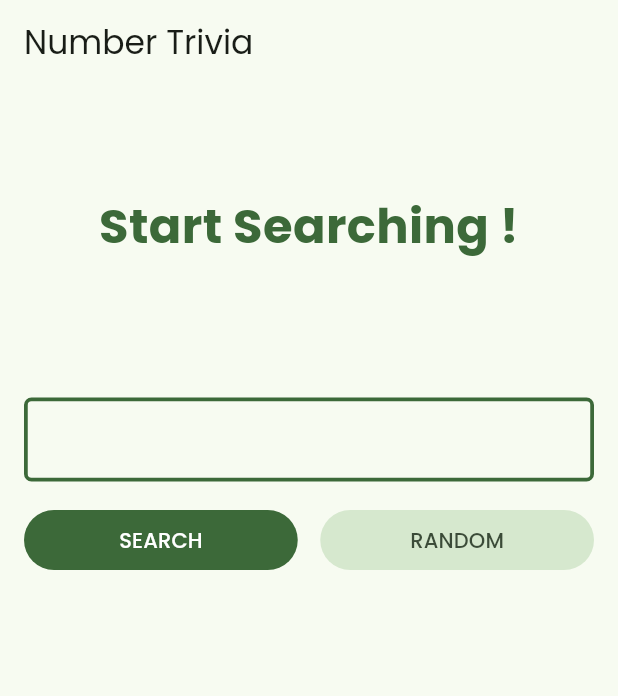
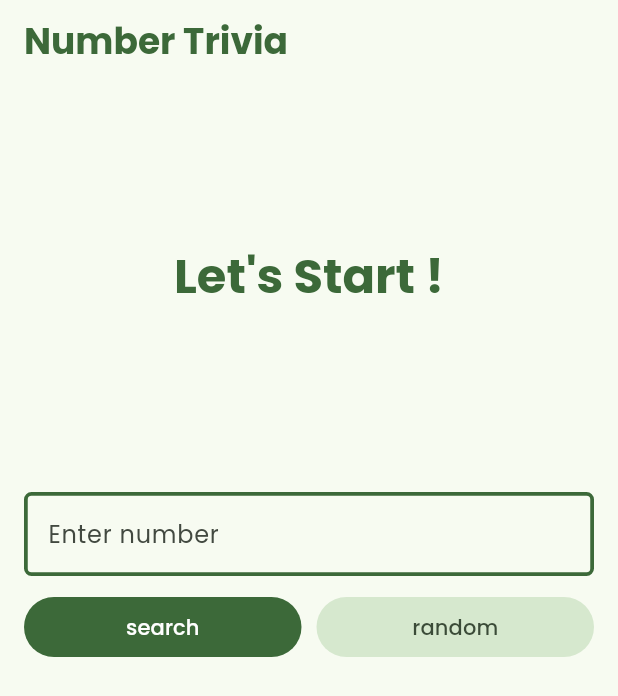
Before and after one commit to AbdulrahmanAlkhawwam/Number-trivia, a Flutter app: the screen it shows after launch, on a phone screen of 412 x 824 dp. Shown: the top 696 px of the screen. Run offline on Flutter 3.47's test engine with Material 3 defaults, Android fonts, the phone set to English and light mode, and no system bars; our stand-ins replace dartz, equatable, flutter_bloc, get_it, google_fonts, shared_preferences; missing offline and left inert: data_connection_checker_nulls.

Commit message:
add responsive for content_screen.dart which was renamed from loaded_screen.dart to content_screen.dart

```diff
--- /dev/null
+++ b/lib/core/component/buttons/search_text_button.dart
@@ -0,0 +1,18 @@
+import 'package:flutter/material.dart';
+
+class SearchTextButton extends StatelessWidget {
+  final Function() onPressed;
+
+  const SearchTextButton({
+    super.key,
+    required this.onPressed,
+  });
+
+  @override
+  Widget build(BuildContext context) {
+    return FilledButton(
+      onPressed: onPressed,
+      child: const Text("search"),
+    );
+  }
+}
--- /dev/null
+++ b/lib/core/component/input_field.dart
@@ -0,0 +1,65 @@
+import 'package:flutter/material.dart';
+import 'package:number_trivia/core/util/app_context.dart';
+
+class InputField extends StatelessWidget {
+  final TextEditingController controller;
+
+  const InputField({
+    super.key,
+    required this.controller,
+  });
+
+  @override
+  Widget build(BuildContext context) {
+    return SizedBox(
+      width:
+          context.deviceMode == Orientation.landscape ? 450 : double.infinity,
+      child: TextFormField(
+        controller: controller,
+        keyboardType: TextInputType.number,
+        validator: (value) => value == null ||
+                value.isEmpty ||
+                double.tryParse(value) == null ||
+                double.parse(value) <= 0
+            ? "You must add positive number"
+            : null,
+        decoration: InputDecoration(
+          hintText: "Enter number",
+          helperStyle: context.textTheme.titleLarge?.copyWith(
+            fontWeight: FontWeight.normal,
+            fontSize: 18,
+            color: context.colors.outlineVariant.withOpacity(0.25),
+          ),
+          enabledBorder: OutlineInputBorder(
+            borderRadius: BorderRadius.circular(5),
+            borderSide: BorderSide(
+              color: Theme.of(context).colorScheme.primary,
+              width: 2.5,
+            ),
+          ),
+          focusedBorder: OutlineInputBorder(
+            borderRadius: BorderRadius.circular(5),
+            borderSide: BorderSide(
+              color: Theme.of(context).colorScheme.inversePrimary,
+              width: 2.5,
+            ),
+          ),
+          focusedErrorBorder: OutlineInputBorder(
+            borderRadius: BorderRadius.circular(5),
+            borderSide: BorderSide(
+              color: Theme.of(context).colorScheme.errorContainer,
+              width: 2.5,
+            ),
+          ),
+          errorBorder: OutlineInputBorder(
+            borderRadius: BorderRadius.circular(5),
+            borderSide: BorderSide(
+              color: Theme.of(context).colorScheme.error,
+              width: 2.5,
+            ),
+          ),
+        ),
+      ),
+    );
+  }
+}
--- /dev/null
+++ b/lib/features/number_trivia/presentation/screens/content_screen.dart
@@ -0,0 +1,147 @@
+import 'package:flutter/material.dart';
+import 'package:number_trivia/core/component/buttons/search_icon_button.dart';
+import 'package:number_trivia/core/component/buttons/search_text_button.dart';
+import 'package:number_trivia/core/component/input_field.dart';
+import 'package:number_trivia/core/util/app_context.dart';
+import 'package:number_trivia/features/number_trivia/domain/entities/number_trivia.dart';
+
+import '../widgets/text_widget.dart';
+
+class LoadedScreen extends StatelessWidget {
+  final NumberTrivia? numberTrivia;
+
+  const LoadedScreen({
+    super.key,
+    this.numberTrivia,
+  });
+
+  @override
+  Widget build(BuildContext context) {
+    TextEditingController controller = TextEditingController();
+    return Scaffold(
+      appBar: AppBar(
+        title: context.deviceMode == Orientation.portrait
+            ? Text(
+                "Number Trivia",
+                style: context.textTheme.headlineSmall?.copyWith(
+                  fontWeight: FontWeight.w700,
+                  color: context.colors.primary,
+                ),
+              )
+            : Text(
+                numberTrivia?.number.toString() ?? "NumberTrivia",
+                style: context.textTheme.headlineLarge?.copyWith(
+                  fontWeight: FontWeight.w700,
+                  color: context.colors.primary,
+                ),
+              ),
+        actions: context.deviceMode == Orientation.portrait
+            ? [
+                Padding(
+                  padding: const EdgeInsets.symmetric(horizontal: 12),
+                  child: Text(
+                    numberTrivia?.number.toString() ?? "",
+                    style: context.textTheme.headlineSmall?.copyWith(
+                      fontWeight: FontWeight.w700,
+                      color: context.colors.primary,
+                    ),
+                  ),
+                ),
+              ]
+            : [
+                numberTrivia != null
+                    ? TextButton(
+                        onPressed: () {},
+                        child: Text(
+                          "keyboard",
+                          style: context.textTheme.headlineSmall?.copyWith(
+                            fontWeight: FontWeight.w600,
+                            color: context.colors.primary,
+                          ),
+                        ),
+                      )
+                    : const SizedBox(),
+                SearchIconButton(
+                  onPressed: () {},
+                ),
+                IconButton(
+                  style: ButtonStyle(
+                    backgroundColor: WidgetStatePropertyAll(
+                      context.colors.primaryFixedDim,
+                    ),
+                    foregroundColor: WidgetStatePropertyAll(
+                      context.colors.primary,
+                    ),
+                  ),
+                  onPressed: () {
+                    print("random");
+                  },
+                  icon: const Icon(Icons.shuffle),
+                ),
+              ],
+      ),
+      body: context.deviceMode == Orientation.portrait
+          ? Column(
+              crossAxisAlignment: CrossAxisAlignment.center,
+              children: [
+                Expanded(
+                  flex: 1,
+                  child: Center(
+                    child: TextWidget(
+                      text: numberTrivia?.text ?? "Let's Start !",
+                    ),
+                  ),
+                ),
+                Expanded(
+                  flex: 2,
+                  child: Padding(
+                    padding: const EdgeInsets.all(16),
+                    child: Column(
+                      children: [
+                        SizedBox(
+                          width: double.infinity,
+                          child: InputField(
+                            controller: controller,
+                          ),
+                        ),
+                        const SizedBox(height: 10),
+                        context.deviceMode == Orientation.portrait
+                            ? Row(
+                                children: [
+                                  Expanded(
+                                      child:
+                                          SearchTextButton(onPressed: () {})),
+                                  const SizedBox(width: 10),
+                                  Expanded(
+                                    child: FilledButton.tonal(
+                                      onPressed: () {},
+                                      child: const Text("random"),
+                                    ),
+                                  )
+                                ],
+                              )
+                            : const SizedBox()
+                      ],
+                    ),
+                  ),
+                )
+              ],
+            )
+          : Column(
+              children: [
+                Padding(
+                  padding: const EdgeInsets.all(32),
+                  child: Center(
+                    child: TextWidget(
+                      text: numberTrivia?.text ?? "Let's Start !",
+                    ),
+                  ),
+                ),
+                numberTrivia != null
+                    ? const SizedBox()
+                    : InputField(controller: controller)
+              ],
+            ),
+    );
+  }
+}
--- a/lib/features/number_trivia/presentation/screens/main_screen.dart
+++ b/lib/features/number_trivia/presentation/screens/main_screen.dart
@@ -1,5 +1,9 @@
 import 'package:flutter_bloc/flutter_bloc.dart';
 import 'package:flutter/material.dart';
+import 'package:number_trivia/core/util/app_context.dart';
+import 'package:number_trivia/features/number_trivia/domain/entities/number_trivia.dart';
+import 'package:number_trivia/features/number_trivia/presentation/screens/content_screen.dart';
+import 'package:number_trivia/features/number_trivia/presentation/screens/loading_screen.dart';
 
 import '../widgets/number_widget.dart';
 import '../bloc/number_trivia_bloc.dart';
@@ -17,6 +21,25 @@ class MainScreen extends StatelessWidget {
       create: (_) => sl<NumberTriviaBloc>(),
       child: BlocBuilder<NumberTriviaBloc, NumberTriviaState>(
         builder: (context, state) {
+          switch (state) {
+            case Loading _:
+              return const LoadingScreen();
+            case Loaded _:
+              return LoadedScreen(
+                numberTrivia: state.trivia,
+              );
+            case Empty _:
+              return const LoadedScreen();
+            case Error _:
+              return Container(color: Colors.red);
+          }
+
+          print("hello world ");
+          return Scaffold(
+            body: Container(
+              color: Colors.red,
+            ),
+          );
           return Scaffold(
             appBar: AppBar(
               title: const Text("Number Trivia"),
@@ -30,55 +53,14 @@ class MainScreen extends StatelessWidget {
                     const SizedBox(
                       height: 35,
                     ),
-                    Form(
-                      key: globalKey,
-                      child: TextFormField(
-                        controller: controller,
-                        keyboardType: TextInputType.number,
-                        validator: (value) => value == null || value.isEmpty
-                            ? "You must add positive number"
-                            : null,
-                        decoration: InputDecoration(
-                          enabledBorder: OutlineInputBorder(
-                            borderRadius: BorderRadius.circular(5),
-                            borderSide: BorderSide(
-                              color: Theme.of(context).colorScheme.primary,
-                              width: 2.5,
-                            ),
-                          ),
-                          focusedBorder: OutlineInputBorder(
-                            borderRadius: BorderRadius.circular(5),
-                            borderSide: BorderSide(
-                              color:
-                                  Theme.of(context).colorScheme.inversePrimary,
-                              width: 2.5,
-                            ),
-                          ),
-                          focusedErrorBorder: OutlineInputBorder(
-                            borderRadius: BorderRadius.circular(5),
-                            borderSide: BorderSide(
-                              color:
-                                  Theme.of(context).colorScheme.errorContainer,
-                              width: 2.5,
-                            ),
-                          ),
-                          errorBorder: OutlineInputBorder(
-                            borderRadius: BorderRadius.circular(5),
-                            borderSide: BorderSide(
-                              color: Theme.of(context).colorScheme.error,
-                              width: 2.5,
-                            ),
-                          ),
-                        ),
-                      ),
-                    ),
+                    Form(key: globalKey, child: Container()),
                     const SizedBox(height: 15),
                     Row(
                       children: <Widget>[
                         Expanded(
                           child: FilledButton(
                             onPressed: () {
-                              if (globalKey.currentState?.validate() ?? false) {
+                              if (/*globalKey.currentState?.validate() ?? */ false) {
                                 globalKey.currentState?.save();
                                 BlocProvider.of<NumberTriviaBloc>(context).add(
                                   ConcreteNumberEvent(
@@ -87,12 +69,9 @@ class MainScreen extends StatelessWidget {
                                 );
                               } else {
                                 ScaffoldMessenger.of(context).clearSnackBars();
-                                ScaffoldMessenger.of(context).showSnackBar(
-                                  const SnackBar(
-                                    content: Text(
-                                        "you should use RANDOM button when you don't want to add number !"),
-                                  ),
-                                );
+                                context.showErrorSnackBar(
+                                    massage:
+                                        "you should use RANDOM button when you don't want to add number !");
                               }
                             },
                             child: Text(
--- /dev/null
+++ b/lib/features/number_trivia/presentation/widgets/text_widget.dart
@@ -0,0 +1,26 @@
+import 'package:flutter/material.dart';
+import 'package:number_trivia/core/util/app_context.dart';
+
+class TextWidget extends StatelessWidget {
+  final String text;
+
+  const TextWidget({
+    super.key,
+    required this.text,
+  });
+
+  @override
+  Widget build(BuildContext context) {
+    return Padding(
+      padding: const EdgeInsets.all(8),
+      child: Text(
+        text,
+        textAlign: TextAlign.center,
+        style: context.textTheme.headlineLarge?.copyWith(
+          fontWeight: FontWeight.bold,
+          color: context.colors.primary,
+        ),
+      ),
+    );
+  }
+}
--- a/lib/main.dart
+++ b/lib/main.dart
@@ -1,5 +1,5 @@
+import 'package:google_fonts/google_fonts.dart';
 import 'package:flutter/material.dart';
-import 'package:google_fonts/google_fonts.dart';
 import 'injection_container.dart' as di;
 
 import './features/number_trivia/presentation/screens/main_screen.dart';
--- a/pubspec.yaml
+++ b/pubspec.yaml
@@ -5,11 +5,6 @@ version: 1.0.0+1
 
 environment:
   sdk: ^3.5.0
-
-platforms:
-  android:
-  ios:
-
 
 dependencies:
   flutter:
```
Also changed, not shown: lib/core/component/buttons/search_icon_button.dart (added, +27 -0 lines), lib/core/util/app_context.dart (added, +77 -0 lines), lib/features/number_trivia/presentation/screens/loading_screen.dart (added, +20 -0 lines), lib/injection_container.dart (+10 -7 lines).
